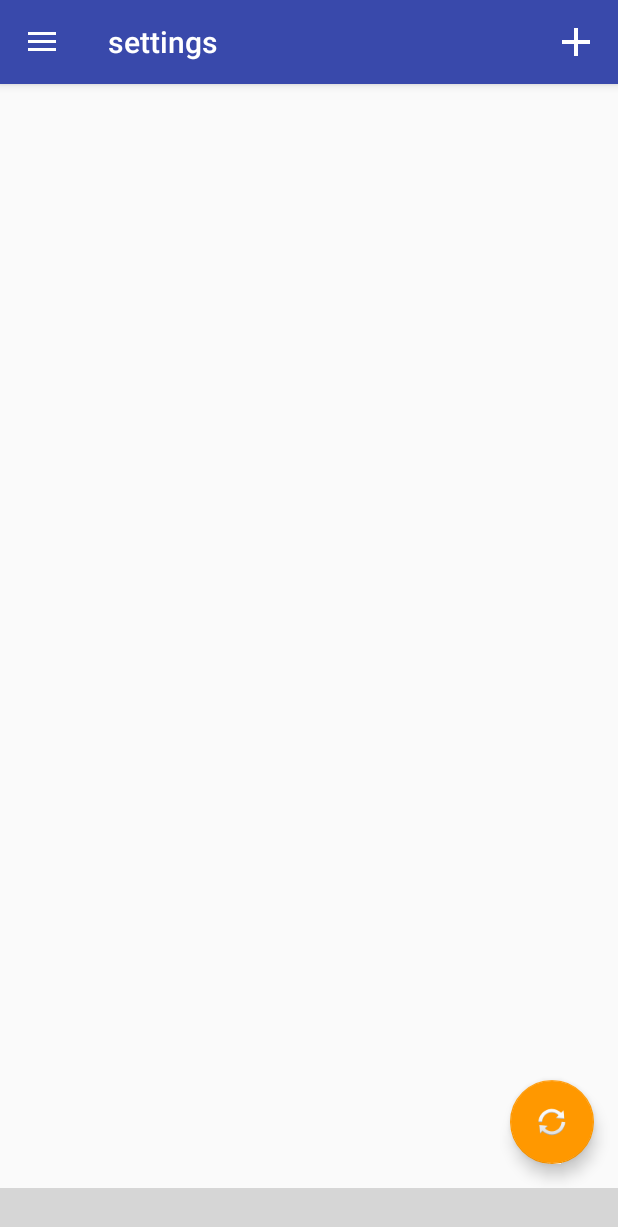
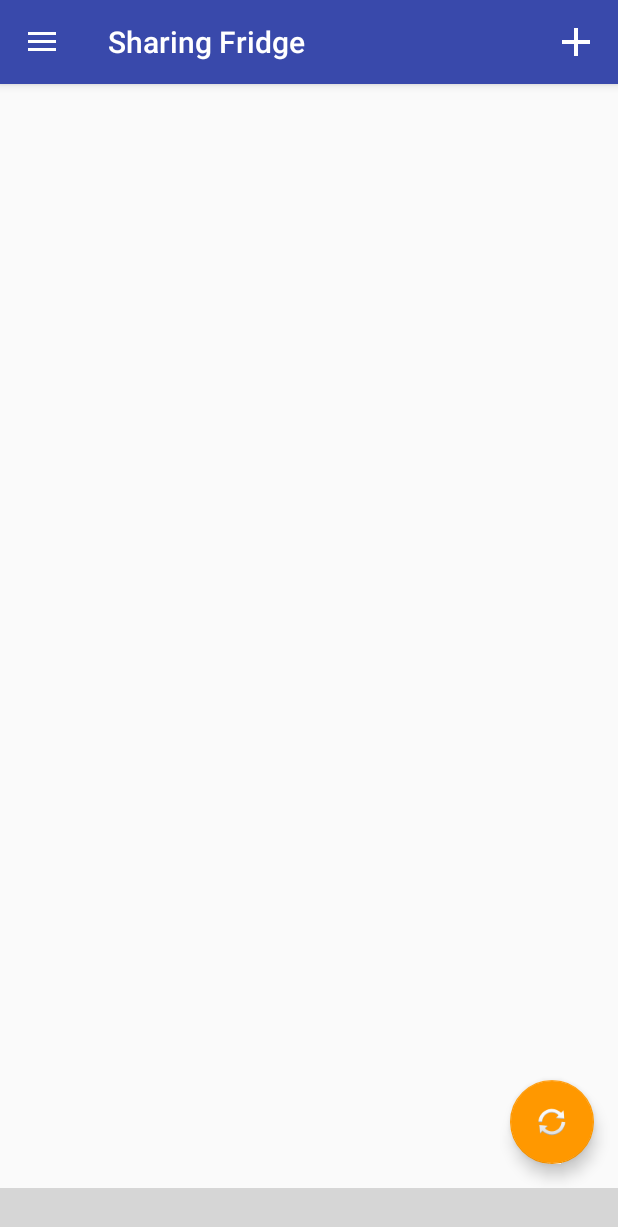
Before and after one commit to fookie/SharingFridge, an Android app: the screen it shows after launch (HomeActivity), on a phone screen of 412 x 824 dp. Shown: the top 1227 px of the screen. Run offline under Robolectric (Android 15) with nearby library versions, the phone set to English and light mode, and no system bars; libraries missing offline, so code that uses them is left out: io.rong.imkit, io.rong.imlib, me.majiajie.pagerbottomtabstrip, net.gotev.uploadservice; plain views replace PagerBottomTabLayout; pictures from the network do not load; 6 statements that could not run were skipped; grey boxes are pictures that could not be loaded.

Commit message:
language setting

```diff
--- a/app/src/main/java/android/assignment/sharingfridge/HomeActivity.java
+++ b/app/src/main/java/android/assignment/sharingfridge/HomeActivity.java
@@ -91,7 +91,7 @@ public class HomeActivity extends AppCompatActivity
             config.locale = Locale.ENGLISH;
         if(ID==2)
             config.locale = Locale.SIMPLIFIED_CHINESE;
-        setTitle(getString(R.string.settings));
+        setTitle(getString(R.string.title_activity_home));
         resources.updateConfiguration(config, dm);
 
         setContentView(R.layout.activity_home);
```
